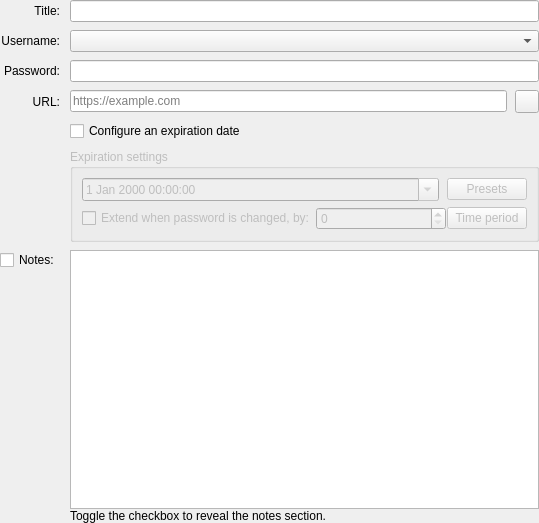
keepassxreboot/keepassxc, file src/gui/entry/EditEntryWidgetMain.ui: the form before one commit.
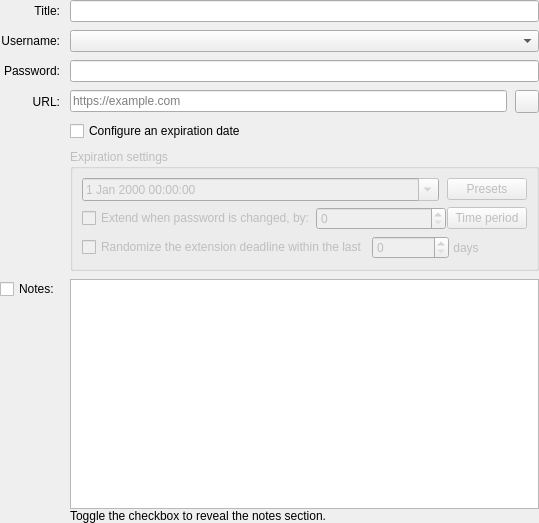
The form after the commit. Custom widgets are drawn as their Qt base class.

Commit message:
add an option for randomizing the extension deadline
Proposed in Issue #6451

Patch:
```diff
--- a/src/gui/entry/EditEntryWidgetMain.ui
+++ b/src/gui/entry/EditEntryWidgetMain.ui
@@ -336,6 +336,52 @@
          </item>
         </layout>
        </item>
+       <item>
+        <layout class="QHBoxLayout" name="horizontalRandomize">
+         <property name="spacing">
+          <number>1</number>
+         </property>
+         <property name="enabled">
+          <bool>false</bool>
+         </property>
+         <item>
+          <widget class="QCheckBox" name="randomizeExtensionDeadline">
+           <property name="toolTip">
+            <string>Toggle randomizing expiration date</string>
+           </property>
+           <property name="accessibleName">
+            <string>Toggle randomizing expiration date</string>
+           </property>
+           <property name="text">
+            <string>Randomize the extension deadline within the last </string>
+           </property>
+          </widget>
+         </item>
+         <item>
+          <widget class="QSpinBox" name="randomizeByQuantity">
+           <property name="enabled">
+            <bool>false</bool>
+           </property>
+           <property name="minimum">
+            <number>0</number>
+           </property>
+           <property name="FixedWidth">
+            <number>5</number>
+           </property>
+          </widget>
+         </item>
+         <item>
+          <widget class="QLabel">
+           <property name="visible">
+            <bool>true</bool>
+           </property>
+           <property name="text">
+            <string> days</string>
+           </property>
+          </widget>
+         </item>
+        </layout>
+       </item>
       </layout>
      </widget>
     </item>
```
The commit also changes 2 other files.
